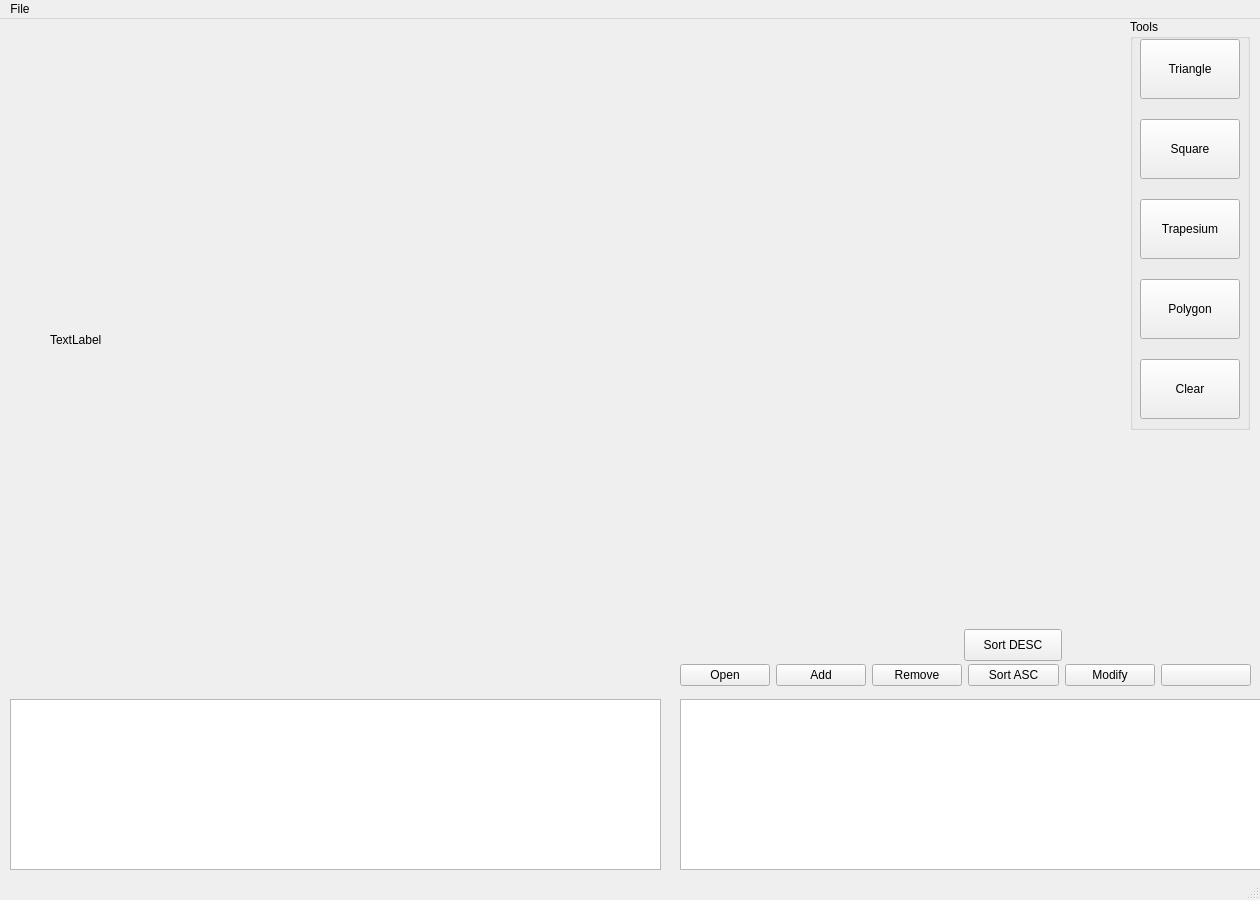
First picture: the form in SRC/mainwindow.ui, repository ryanewart/SDI, before the edit.
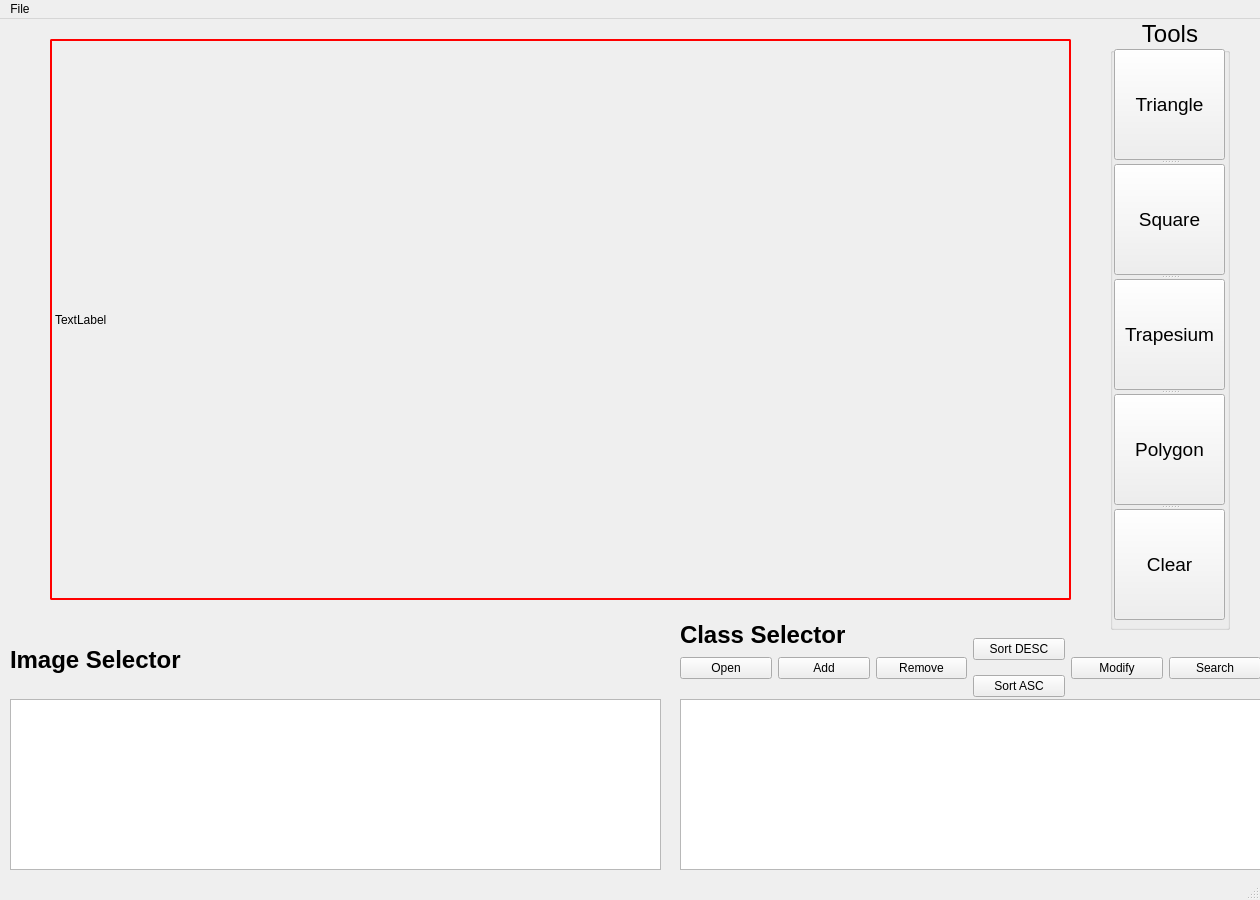
Second picture: the form after the edit.

What changed in the file:
```diff
--- a/SRC/mainwindow.ui
+++ b/SRC/mainwindow.ui
@@ -17,50 +17,51 @@
    <widget class="QGroupBox" name="groupBox">
     <property name="geometry">
      <rect>
-      <x>1130</x>
+      <x>1110</x>
       <y>0</y>
       <width>120</width>
-      <height>411</height>
+      <height>611</height>
      </rect>
     </property>
+    <property name="font">
+     <font>
+      <pointsize>18</pointsize>
+     </font>
+    </property>
     <property name="title">
      <string>Tools</string>
     </property>
+    <property name="alignment">
+     <set>Qt::AlignHCenter|Qt::AlignTop</set>
+    </property>
+    <widget class="QSplitter" name="splitter">
+     <property name="geometry">
+      <rect>
+       <x>4</x>
+       <y>30</y>
+       <width>111</width>
+       <height>571</height>
+      </rect>
+     </property>
+     <property name="font">
+      <font>
+       <pointsize>14</pointsize>
+      </font>
+     </property>
+     <property name="orientation">
+      <enum>Qt::Vertical</enum>
+     </property>
     <widget class="QPushButton" name="pushButton">
-     <property name="geometry">
-      <rect>
-       <x>10</x>
-       <y>20</y>
-       <width>100</width>
-       <height>60</height>
-      </rect>
-     </property>
      <property name="text">
       <string>Triangle</string>
      </property>
     </widget>
     <widget class="QPushButton" name="pushButton_2">
-     <property name="geometry">
-      <rect>
-       <x>10</x>
-       <y>100</y>
-       <width>100</width>
-       <height>60</height>
-      </rect>
-     </property>
      <property name="text">
       <string>Square</string>
      </property>
     </widget>
     <widget class="QPushButton" name="pushButton_3">
-     <property name="geometry">
-      <rect>
-       <x>10</x>
-       <y>180</y>
-       <width>100</width>
-       <height>60</height>
-      </rect>
-     </property>
      <property name="text">
       <string notr="true">Trapesium</string>
      </property>
@@ -72,32 +73,17 @@
      </property>
     </widget>
     <widget class="QPushButton" name="pushButton_4">
-     <property name="geometry">
-      <rect>
-       <x>10</x>
-       <y>260</y>
-       <width>100</width>
-       <height>60</height>
-      </rect>
-     </property>
      <property name="text">
       <string>Polygon</string>
      </property>
     </widget>
     <widget class="QPushButton" name="pushButton_5">
-     <property name="geometry">
-      <rect>
-       <x>10</x>
-       <y>340</y>
-       <width>100</width>
-       <height>60</height>
-      </rect>
-     </property>
      <property name="text">
       <string>Clear</string>
      </property>
     </widget>
    </widget>
+   </widget>
    <widget class="QTreeView" name="treeView">
     <property name="geometry">
      <rect>
@@ -114,9 +100,15 @@
       <x>50</x>
       <y>20</y>
       <width>1021</width>
-      <height>601</height>
+      <height>561</height>
      </rect>
     </property>
+    <property name="styleSheet">
+     <string notr="true">border-style: solid;
+border-width: 2px;
+border-color: red;
+border-radius: 2px;</string>
+    </property>
     <property name="text">
      <string>TextLabel</string>
     </property>
@@ -131,13 +123,53 @@
      </rect>
     </property>
    </widget>
-   <widget class="QWidget" name="layoutWidget">
+   <widget class="QLabel" name="label">
     <property name="geometry">
      <rect>
+      <x>10</x>
+      <y>600</y>
+      <width>321</width>
+      <height>81</height>
+     </rect>
+    </property>
+    <property name="font">
+     <font>
+      <pointsize>18</pointsize>
+      <weight>75</weight>
+      <bold>true</bold>
+     </font>
+    </property>
+    <property name="text">
+     <string>Image Selector</string>
+    </property>
+   </widget>
+   <widget class="QLabel" name="label_2">
+    <property name="geometry">
+     <rect>
       <x>680</x>
-      <y>640</y>
-      <width>571</width>
-      <height>32</height>
+      <y>600</y>
+      <width>211</width>
+      <height>31</height>
+     </rect>
+    </property>
+    <property name="font">
+     <font>
+      <pointsize>18</pointsize>
+      <weight>75</weight>
+      <bold>true</bold>
+     </font>
+    </property>
+    <property name="text">
+     <string>Class Selector</string>
+    </property>
+   </widget>
+   <widget class="QWidget" name="">
+    <property name="geometry">
+     <rect>
+      <x>680</x>
+      <y>610</y>
+      <width>581</width>
+      <height>78</height>
      </rect>
     </property>
     <layout class="QHBoxLayout" name="horizontalLayout">
@@ -163,12 +195,23 @@
       </widget>
      </item>
      <item>
+      <layout class="QVBoxLayout" name="verticalLayout">
+       <item>
+        <widget class="QPushButton" name="btn_SortList_3">
+         <property name="text">
+          <string>Sort DESC</string>
+         </property>
+        </widget>
+       </item>
+       <item>
       <widget class="QPushButton" name="btn_SortList">
        <property name="text">
         <string>Sort ASC</string>
        </property>
       </widget>
      </item>
+      </layout>
+     </item>
      <item>
       <widget class="QPushButton" name="btn_ModifyClass">
        <property name="text">
@@ -179,32 +222,20 @@
      <item>
       <widget class="QPushButton" name="btn_SearchList">
        <property name="text">
-        <string>Search List</string>
         <string>Search</string>
        </property>
       </widget>
      </item>
     </layout>
    </widget>
-   <widget class="QPushButton" name="btn_SortList_3">
-    <property name="geometry">
-     <rect>
-      <x>964</x>
-      <y>610</y>
-      <width>98</width>
-      <height>32</height>
-     </rect>
-    </property>
-    <property name="text">
-     <string>Sort DESC</string>
-    </property>
-   </widget>
    <zorder>layoutWidget</zorder>
    <zorder>labelMainPic</zorder>
    <zorder>groupBox</zorder>
    <zorder>treeView</zorder>
    <zorder>listWidget</zorder>
    <zorder>btn_SortList_3</zorder>
+   <zorder>label</zorder>
+   <zorder>label_2</zorder>
   </widget>
   <widget class="QMenuBar" name="menubar">
    <property name="geometry">
```
Lines whose indentation alone changed are shown as unchanged.
